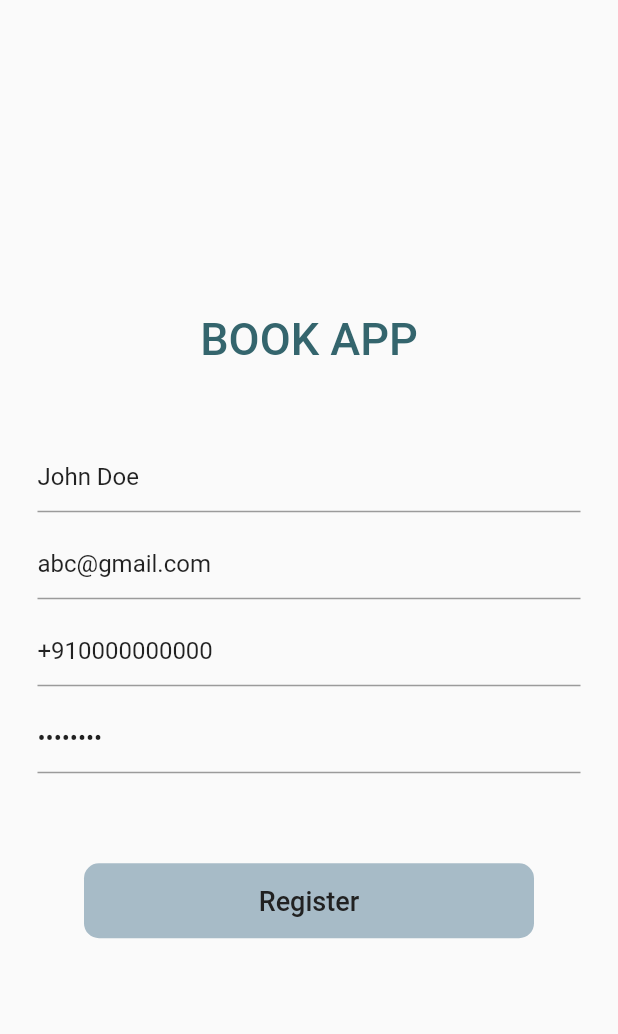
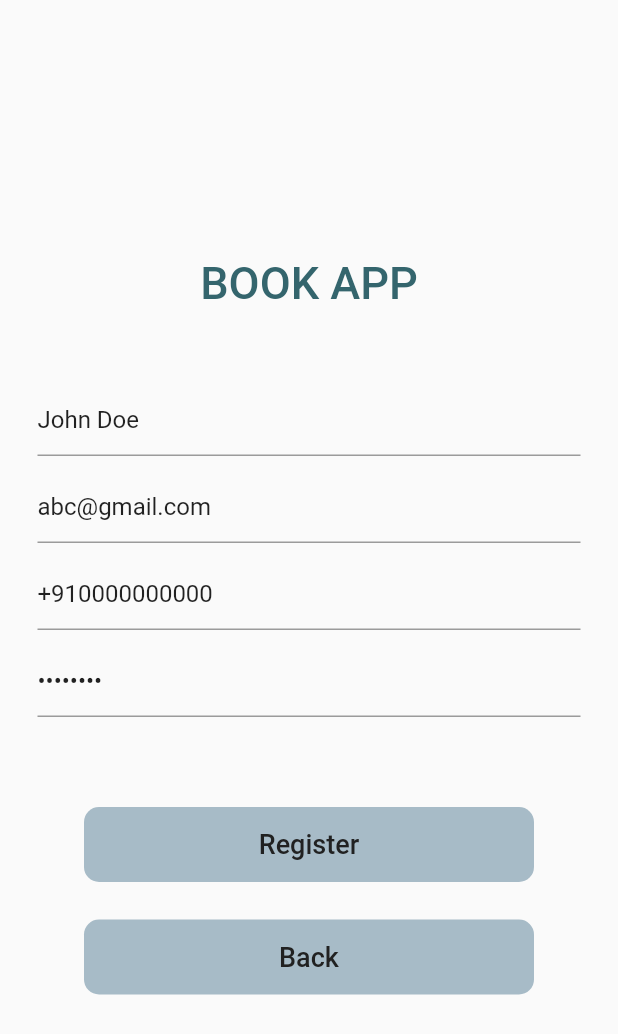
Before and after one commit to HackArchive/Readit-Frontend, a Flutter app: the RegisterPage screen opened by its route, on a phone screen of 412 x 824 dp. Shown: the top 1034 px of the screen. Run offline on Flutter 3.47's test engine with Material 2 defaults, Android fonts, the phone set to English and light mode, and no system bars; our stand-ins replace carousel_slider, dio, flutter_dotenv, flutter_easyloading, flutter_mobx, image_picker and 1 more; accounts and stored records are empty; generated files the repository leaves out were written again; Roboto replaces fonts that are missing (assets/fonts/Roboto-Medium.ttf).

Commit message:
Minor changes

```diff
--- a/lib/pages/register_page.dart
+++ b/lib/pages/register_page.dart
@@ -63,11 +63,15 @@ class _RegisterPageState extends State<RegisterPage> {
 
       // If login successful, redirect
       AppUtils.dismissLoading();
-      Navigator.pushReplacementNamed(context, Routes.login);
+      Navigator.pop(context);
     } catch (e) {
       AppUtils.dismissLoading();
       AppUtils.showToast(e.toString());
     }
+  }
+
+  _loginTapped(BuildContext context) async {
+    Navigator.pop(context, Routes.login);
   }
 
   @override
@@ -143,6 +147,12 @@ class _RegisterPageState extends State<RegisterPage> {
             onTap: () => _registerPresses(context),
             key: const Key("Strings.loginButtonKey"),
           ),
+          const SizedBox(height: 25),
+          LoginButton(
+            text: "Back",
+            onTap: () => _loginTapped(context),
+            key: const Key("Strings.registerButtonKey"),
+          ),
         ],
       ),
     );
```
